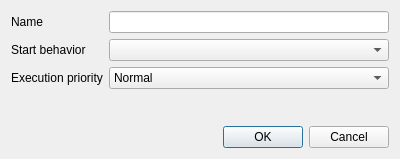
First picture: the form in modules/olvis3/projects/OlvisGuiPlugin/src/ProcessorConnect/ChangeProcessorDialog.ui, repository OFFIS-Automation/Framework, before the edit.
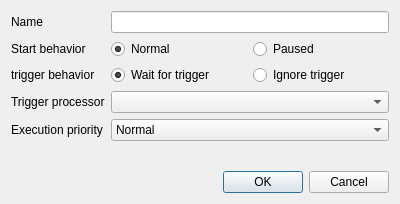
Second picture: the form after the edit.

Commit message: added possibility to change trigger bahavior

What changed in the file:
```diff
--- a/modules/olvis3/projects/OlvisGuiPlugin/src/ProcessorConnect/ChangeProcessorDialog.ui
+++ b/modules/olvis3/projects/OlvisGuiPlugin/src/ProcessorConnect/ChangeProcessorDialog.ui
@@ -7,7 +7,7 @@
     <x>0</x>
     <y>0</y>
     <width>400</width>
-    <height>159</height>
+    <height>204</height>
    </rect>
   </property>
   <property name="sizePolicy">
@@ -22,6 +22,9 @@
   <layout class="QVBoxLayout" name="verticalLayout">
    <item>
     <layout class="QFormLayout" name="formLayout">
+     <property name="fieldGrowthPolicy">
+      <enum>QFormLayout::AllNonFixedFieldsGrow</enum>
+     </property>
      <item row="0" column="0">
       <widget class="QLabel" name="nameLabel">
        <property name="text">
@@ -39,17 +42,14 @@
        </property>
       </widget>
      </item>
-     <item row="1" column="1">
-      <widget class="QComboBox" name="startBehavior"/>
-     </item>
-     <item row="2" column="0">
+     <item row="4" column="0">
       <widget class="QLabel" name="priorityLabel">
        <property name="text">
         <string>Execution priority</string>
        </property>
       </widget>
      </item>
-     <item row="2" column="1">
+     <item row="4" column="1">
       <widget class="QComboBox" name="priorityComboBox">
        <property name="currentIndex">
         <number>3</number>
@@ -91,6 +91,78 @@
        </item>
       </widget>
      </item>
+     <item row="2" column="0">
+      <widget class="QLabel" name="triggerBehaviorLabel">
+       <property name="text">
+        <string>trigger behavior</string>
+       </property>
+      </widget>
+     </item>
+     <item row="3" column="0">
+      <widget class="QLabel" name="triggerProcessorLabel">
+       <property name="text">
+        <string>Trigger processor</string>
+       </property>
+      </widget>
+     </item>
+     <item row="3" column="1">
+      <widget class="QComboBox" name="triggerBox"/>
+     </item>
+     <item row="2" column="1">
+      <widget class="QWidget" name="widget_2" native="true">
+       <layout class="QHBoxLayout" name="horizontalLayout">
+        <property name="margin">
+         <number>0</number>
+        </property>
+        <item>
+         <widget class="QRadioButton" name="waitForTrigger">
+          <property name="text">
+           <string>Wait for trigger</string>
+          </property>
+          <property name="checked">
+           <bool>true</bool>
+          </property>
+         </widget>
+        </item>
+        <item>
+         <widget class="QRadioButton" name="ignoreTrigger">
+          <property name="text">
+           <string>Ignore trigger</string>
+          </property>
+         </widget>
+        </item>
+       </layout>
+      </widget>
+     </item>
+     <item row="1" column="1">
+      <widget class="QWidget" name="widget" native="true">
+       <layout class="QHBoxLayout" name="horizontalLayout_3">
+        <property name="sizeConstraint">
+         <enum>QLayout::SetDefaultConstraint</enum>
+        </property>
+        <property name="margin">
+         <number>0</number>
+        </property>
+        <item>
+         <widget class="QRadioButton" name="normalStart">
+          <property name="text">
+           <string>Normal</string>
+          </property>
+          <property name="checked">
+           <bool>true</bool>
+          </property>
+         </widget>
+        </item>
+        <item>
+         <widget class="QRadioButton" name="pausedStart">
+          <property name="text">
+           <string>Paused</string>
+          </property>
+         </widget>
+        </item>
+       </layout>
+      </widget>
+     </item>
     </layout>
    </item>
    <item>
```
Left out of the diff: 3 changed lines with no effect on the pictures. The commit also changes 10 other files.
